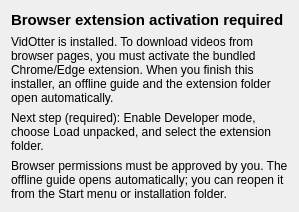
The window that tools/vidotterdev/internal/maint/assets/first-run.ui (ThinkerQAQ/vidotter) describes before a commit, drawn with Qt 5.
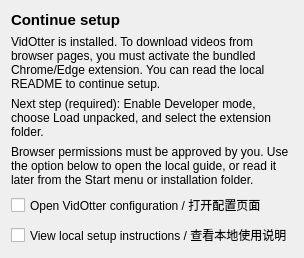
The same window after the commit.

Commit message: feat: refine VidOtter installer, MCP setup and v1.6.4 defaults

The edit to the form file:
```diff
--- a/tools/vidotterdev/internal/maint/assets/first-run.ui
+++ b/tools/vidotterdev/internal/maint/assets/first-run.ui
@@ -4,11 +4,11 @@
  <widget class="QWidget" name="VidOtterFirstRun">
   <layout class="QVBoxLayout" name="verticalLayout">
    <item><widget class="QLabel" name="setupTitle">
-    <property name="text"><string>Browser extension activation required</string></property>
+    <property name="text"><string>Continue setup</string></property>
     <property name="styleSheet"><string>font-weight: 600; font-size: 15px;</string></property>
    </widget></item>
    <item><widget class="QLabel" name="setupDescription">
-    <property name="text"><string>VidOtter is installed. To download videos from browser pages, you must activate the bundled Chrome/Edge extension. When you finish this installer, an offline guide and the extension folder open automatically.</string></property>
+    <property name="text"><string>VidOtter is installed. To download videos from browser pages, you must activate the bundled Chrome/Edge extension. You can read the local README to continue setup.</string></property>
     <property name="wordWrap"><bool>true</bool></property>
    </widget></item>
    <item><widget class="QLabel" name="requiredExtensionNote">
@@ -16,10 +16,18 @@
     <property name="wordWrap"><bool>true</bool></property>
    </widget></item>
    <item><widget class="QLabel" name="extensionInstructions">
-    <property name="text"><string>Browser permissions must be approved by you. The offline guide opens automatically; you can reopen it from the Start menu or installation folder.</string></property>
+    <property name="text"><string>Browser permissions must be approved by you. Use the option below to open the local guide, or read it later from the Start menu or installation folder.</string></property>
     <property name="wordWrap"><bool>true</bool></property>
    </widget></item>
 
+   <item><widget class="QCheckBox" name="configureNowCheckBox">
+    <property name="text"><string>Open VidOtter configuration / 打开配置页面</string></property>
+    <property name="checked"><bool>false</bool></property>
+   </widget></item>
+   <item><widget class="QCheckBox" name="openGuideCheckBox">
+    <property name="text"><string>View local setup instructions / 查看本地使用说明</string></property>
+    <property name="checked"><bool>false</bool></property>
+   </widget></item>
   </layout>
  </widget>
  <resources/>
```
The commit also changes 61 other files.
